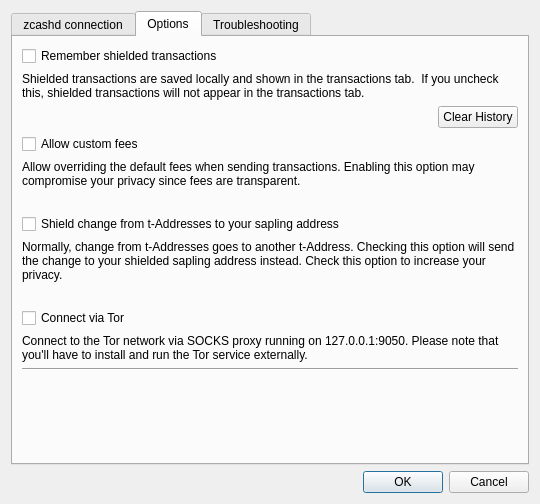
This is src/settings.ui in radix42/SevenSeas as Qt 5 draws it before an edit. The edited form follows.
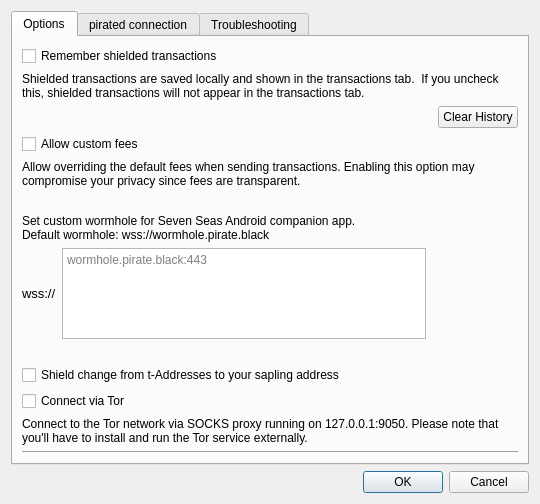
This is the edited form. The open tabs and pages were chosen to show the change.

What changed in the file:
```diff
--- a/src/settings.ui
+++ b/src/settings.ui
@@ -28,9 +28,189 @@
      <property name="currentIndex">
       <number>2</number>
      </property>
+     <widget class="QWidget" name="tab_2">
+      <attribute name="title">
+       <string>Options</string>
+      </attribute>
+      <layout class="QGridLayout" name="gridLayout">
+       <item row="9" column="1">
+        <widget class="QCheckBox" name="chkAutoShield">
+         <property name="text">
+          <string>Shield change from t-Addresses to your sapling address</string>
+         </property>
+        </widget>
+       </item>
+       <item row="6" column="1" colspan="10">
+        <widget class="QLabel" name="label_7">
+         <property name="text">
+          <string>Set custom wormhole for Seven Seas Android companion app.
+Default wormhole: wss://wormhole.pirate.black</string>
+         </property>
+         <property name="wordWrap">
+          <bool>true</bool>
+         </property>
+        </widget>
+       </item>
+       <item row="1" column="1" colspan="10">
+        <widget class="QLabel" name="label_5">
+         <property name="text">
+          <string>Shielded transactions are saved locally and shown in the transactions tab.  If you uncheck this, shielded transactions will not appear in the transactions tab.</string>
+         </property>
+         <property name="wordWrap">
+          <bool>true</bool>
+         </property>
+        </widget>
+       </item>
+       <item row="2" column="1">
+        <spacer name="horizontalSpacer">
+         <property name="orientation">
+          <enum>Qt::Horizontal</enum>
+         </property>
+         <property name="sizeHint" stdset="0">
+          <size>
+           <width>40</width>
+           <height>20</height>
+          </size>
+         </property>
+        </spacer>
+       </item>
+       <item row="12" column="1" colspan="10">
+        <widget class="QLabel" name="lblTor">
+         <property name="text">
+          <string>Connect to the Tor network via SOCKS proxy running on 127.0.0.1:9050. Please note that you'll have to install and run the Tor service externally.</string>
+         </property>
+         <property name="wordWrap">
+          <bool>true</bool>
+         </property>
+        </widget>
+       </item>
+       <item row="13" column="1" colspan="10">
+        <widget class="Line" name="line_2">
+         <property name="orientation">
+          <enum>Qt::Horizontal</enum>
+         </property>
+        </widget>
+       </item>
+       <item row="4" column="1" colspan="10">
+        <widget class="QLabel" name="label_6">
+         <property name="text">
+          <string>Allow overriding the default fees when sending transactions. Enabling this option may compromise your privacy since fees are transparent. </string>
+         </property>
+         <property name="wordWrap">
+          <bool>true</bool>
+         </property>
+        </widget>
+       </item>
+       <item row="2" column="10">
+        <widget class="QPushButton" name="btnClearSaved">
+         <property name="text">
+          <string>Clear History</string>
+         </property>
+        </widget>
+       </item>
+       <item row="10" column="1">
+        <widget class="QCheckBox" name="chkTor">
+         <property name="text">
+          <string>Connect via Tor</string>
+         </property>
+        </widget>
+       </item>
+       <item row="3" column="1">
+        <widget class="QCheckBox" name="chkCustomFees">
+         <property name="text">
+          <string>Allow custom fees</string>
+         </property>
+        </widget>
+       </item>
+       <item row="5" column="1" colspan="10">
+        <spacer name="horizontalSpacer_2">
+         <property name="orientation">
+          <enum>Qt::Horizontal</enum>
+         </property>
+         <property name="sizeHint" stdset="0">
+          <size>
+           <width>40</width>
+           <height>20</height>
+          </size>
+         </property>
+        </spacer>
+       </item>
+       <item row="0" column="1" colspan="10">
+        <widget class="QCheckBox" name="chkSaveTxs">
+         <property name="text">
+          <string>Remember shielded transactions</string>
+         </property>
+        </widget>
+       </item>
+       <item row="14" column="1" colspan="10">
+        <spacer name="verticalSpacer_2">
+         <property name="orientation">
+          <enum>Qt::Vertical</enum>
+         </property>
+         <property name="sizeHint" stdset="0">
+          <size>
+           <width>20</width>
+           <height>20</height>
+          </size>
+         </property>
+        </spacer>
+       </item>
+       <item row="8" column="1" colspan="10">
+        <spacer name="horizontalSpacer_3">
+         <property name="orientation">
+          <enum>Qt::Horizontal</enum>
+         </property>
+         <property name="sizeHint" stdset="0">
+          <size>
+           <width>40</width>
+           <height>20</height>
+          </size>
+         </property>
+        </spacer>
+       </item>
+       <item row="7" column="1" colspan="8">
+        <layout class="QHBoxLayout" name="horizontalLayout_2">
+         <property name="sizeConstraint">
+          <enum>QLayout::SetNoConstraint</enum>
+         </property>
+         <item>
+          <widget class="QLabel" name="label_8">
+           <property name="sizePolicy">
+            <sizepolicy hsizetype="Fixed" vsizetype="Preferred">
+             <horstretch>0</horstretch>
+             <verstretch>0</verstretch>
+            </sizepolicy>
+           </property>
+           <property name="font">
+            <font>
+             <pointsize>10</pointsize>
+            </font>
+           </property>
+           <property name="text">
+            <string>wss://</string>
+           </property>
+          </widget>
+         </item>
+         <item>
+          <widget class="QTextEdit" name="customWormhole">
+           <property name="sizePolicy">
+            <sizepolicy hsizetype="Expanding" vsizetype="Expanding">
+             <horstretch>0</horstretch>
+             <verstretch>0</verstretch>
+            </sizepolicy>
+           </property>
+           <property name="placeholderText">
+            <string>wormhole.pirate.black:443</string>
+           </property>
+          </widget>
+         </item>
+        </layout>
+       </item>
+      </layout>
+     </widget>
      <widget class="QWidget" name="tab">
       <attribute name="title">
-       <string>zcashd connection</string>
+       <string>pirated connection</string>
       </attribute>
       <layout class="QVBoxLayout" name="verticalLayout_3">
        <item>
@@ -140,135 +320,6 @@
        </item>
       </layout>
      </widget>
-     <widget class="QWidget" name="tab_2">
-      <attribute name="title">
-       <string>Options</string>
-      </attribute>
-      <layout class="QGridLayout" name="gridLayout">
-       <item row="10" column="0" colspan="2">
-        <widget class="QLabel" name="lblTor">
-         <property name="text">
-          <string>Connect to the Tor network via SOCKS proxy running on 127.0.0.1:9050. Please note that you'll have to install and run the Tor service externally.</string>
-         </property>
-         <property name="wordWrap">
-          <bool>true</bool>
-         </property>
-        </widget>
-       </item>
-       <item row="2" column="1">
-        <widget class="QPushButton" name="btnClearSaved">
-         <property name="text">
-          <string>Clear History</string>
-         </property>
-        </widget>
-       </item>
-       <item row="1" column="0" colspan="2">
-        <widget class="QLabel" name="label_5">
-         <property name="text">
-          <string>Shielded transactions are saved locally and shown in the transactions tab.  If you uncheck this, shielded transactions will not appear in the transactions tab.</string>
-         </property>
-         <property name="wordWrap">
-          <bool>true</bool>
-         </property>
-        </widget>
-       </item>
-       <item row="2" column="0">
-        <spacer name="horizontalSpacer">
-         <property name="orientation">
-          <enum>Qt::Horizontal</enum>
-         </property>
-         <property name="sizeHint" stdset="0">
-          <size>
-           <width>40</width>
-           <height>20</height>
-          </size>
-         </property>
-        </spacer>
-       </item>
-       <item row="0" column="0" colspan="2">
-        <widget class="QCheckBox" name="chkSaveTxs">
-         <property name="text">
-          <string>Remember shielded transactions</string>
-         </property>
-        </widget>
-       </item>
-       <item row="3" column="0">
-        <widget class="QCheckBox" name="chkCustomFees">
-         <property name="text">
-          <string>Allow custom fees</string>
-         </property>
-        </widget>
-       </item>
-       <item row="7" column="0" colspan="2">
-        <widget class="QLabel" name="label_7">
-         <property name="text">
-          <string>Normally, change from t-Addresses goes to another t-Address. Checking this option will send the change to your shielded sapling address instead. Check this option to increase your privacy.</string>
-         </property>
-         <property name="wordWrap">
-          <bool>true</bool>
-         </property>
-        </widget>
-       </item>
-       <item row="11" column="0" colspan="2">
-        <widget class="Line" name="line_2">
-         <property name="orientation">
-          <enum>Qt::Horizontal</enum>
-         </property>
-        </widget>
-       </item>
-       <item row="12" column="0" colspan="2">
-        <spacer name="verticalSpacer_2">
-         <property name="orientation">
-          <enum>Qt::Vertical</enum>
-         </property>
-         <property name="sizeHint" stdset="0">
-          <size>
-           <width>20</width>
-           <height>40</height>
-          </size>
-         </property>
-        </spacer>
-       </item>
-       <item row="4" column="0" colspan="2">
-        <widget class="QLabel" name="label_6">
-         <property name="text">
-          <string>Allow overriding the default fees when sending transactions. Enabling this option may compromise your privacy since fees are transparent. </string>
-         </property>
-         <property name="wordWrap">
-          <bool>true</bool>
-         </property>
-        </widget>
-       </item>
-       <item row="6" column="0" colspan="2">
-        <widget class="QCheckBox" name="chkAutoShield">
-         <property name="text">
-          <string>Shield change from t-Addresses to your sapling address</string>
-         </property>
-        </widget>
-       </item>
-       <item row="5" column="0">
-        <widget class="QLabel" name="label_8">
-         <property name="text">
-          <string/>
-         </property>
-        </widget>
-       </item>
-       <item row="9" column="0">
-        <widget class="QCheckBox" name="chkTor">
-         <property name="text">
-          <string>Connect via Tor</string>
-         </property>
-        </widget>
-       </item>
-       <item row="8" column="0">
-        <widget class="QLabel" name="label_10">
-         <property name="text">
-          <string notr="true"/>
-         </property>
-        </widget>
-       </item>
-      </layout>
-     </widget>
      <widget class="QWidget" name="tab_3">
       <attribute name="title">
        <string>Troubleshooting</string>
```
Left out of the diff: 2 changed lines with no effect on the pictures.
